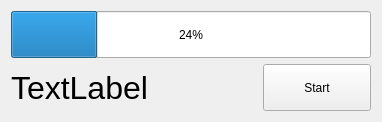
Qt form src/wtimer.ui (AlexPuts/TyroTimer) before a commit.
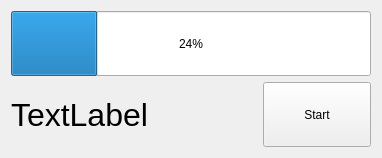
The same form after that commit. Icons and pictures are not drawn.

Diff of the .ui file:
```diff
--- a/src/wtimer.ui
+++ b/src/wtimer.ui
@@ -7,7 +7,7 @@
     <x>0</x>
     <y>0</y>
     <width>382</width>
-    <height>122</height>
+    <height>158</height>
    </rect>
   </property>
   <property name="windowTitle">
```
